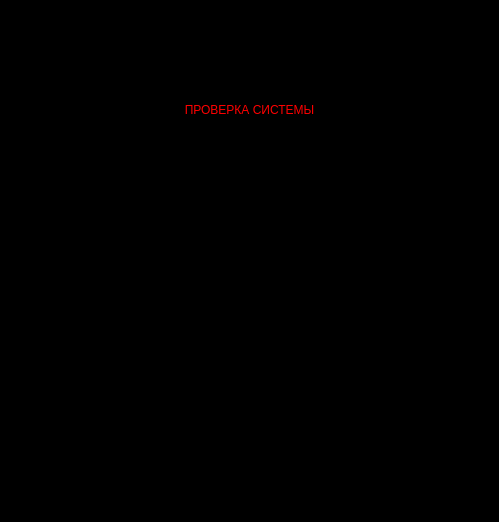
Above: src/window.ui from Sigma93-cc/systemAnalyzator before the change. Below: the same form after it.
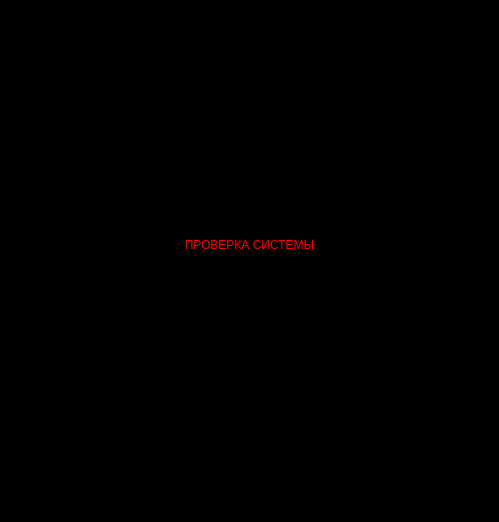
That is the form after the change.

Commit message: [UPDATE] 1. New style of gui 2. Added uboot manager, who provides methods to mark system is good and gets active bootpart and check if upgrade was setted. 3. Fixed CMakeLists to search libubootenv

Diff of the .ui file:
```diff
--- a/src/window.ui
+++ b/src/window.ui
@@ -36,21 +36,24 @@
     <string notr="true">background-color: rgb(0, 0, 0)</string>
    </property>
    <layout class="QGridLayout" name="gridLayout">
-    <item row="2" column="0">
+    <item row="3" column="0">
+     <spacer name="verticalSpacer">
+      <property name="orientation">
+       <enum>Qt::Vertical</enum>
+      </property>
+      <property name="sizeType">
+       <enum>QSizePolicy::Preferred</enum>
+      </property>
+      <property name="sizeHint" stdset="0">
+       <size>
+        <width>50</width>
+        <height>150</height>
+       </size>
+      </property>
+     </spacer>
+    </item>
+    <item row="4" column="0">
      <layout class="QHBoxLayout" name="horizontalLayout">
-      <item>
-       <spacer name="horizontalSpacer">
-        <property name="orientation">
-         <enum>Qt::Horizontal</enum>
-        </property>
-        <property name="sizeHint" stdset="0">
-         <size>
-          <width>40</width>
-          <height>20</height>
-         </size>
-        </property>
-       </spacer>
-      </item>
       <item>
        <widget class="QLabel" name="osversion">
         <property name="styleSheet">
@@ -69,21 +72,8 @@
       </item>
      </layout>
     </item>
-    <item row="3" column="0">
+    <item row="5" column="0">
      <layout class="QHBoxLayout" name="horizontalLayout_2">
-      <item>
-       <spacer name="horizontalSpacer_2">
-        <property name="orientation">
-         <enum>Qt::Horizontal</enum>
-        </property>
-        <property name="sizeHint" stdset="0">
-         <size>
-          <width>40</width>
-          <height>20</height>
-         </size>
-        </property>
-       </spacer>
-      </item>
       <item>
        <widget class="QLabel" name="softversion">
         <property name="styleSheet">
@@ -103,6 +93,19 @@
      </layout>
     </item>
     <item row="0" column="0">
+     <spacer name="verticalSpacer_2">
+      <property name="orientation">
+       <enum>Qt::Vertical</enum>
+      </property>
+      <property name="sizeHint" stdset="0">
+       <size>
+        <width>20</width>
+        <height>40</height>
+       </size>
+      </property>
+     </spacer>
+    </item>
+    <item row="2" column="0">
      <widget class="QLabel" name="label">
       <property name="sizePolicy">
        <sizepolicy hsizetype="Expanding" vsizetype="Expanding">
@@ -110,6 +113,12 @@
         <verstretch>0</verstretch>
        </sizepolicy>
       </property>
+      <property name="minimumSize">
+       <size>
+        <width>0</width>
+        <height>0</height>
+       </size>
+      </property>
       <property name="styleSheet">
        <string notr="true">color: rgb(255, 0, 0)</string>
       </property>
@@ -124,22 +133,6 @@
       </property>
      </widget>
     </item>
-    <item row="1" column="0">
-     <spacer name="verticalSpacer">
-      <property name="orientation">
-       <enum>Qt::Vertical</enum>
-      </property>
-      <property name="sizeType">
-       <enum>QSizePolicy::Preferred</enum>
-      </property>
-      <property name="sizeHint" stdset="0">
-       <size>
-        <width>50</width>
-        <height>250</height>
-       </size>
-      </property>
-     </spacer>
-    </item>
    </layout>
   </widget>
  </widget>
```
The commit also changes 7 other files.
